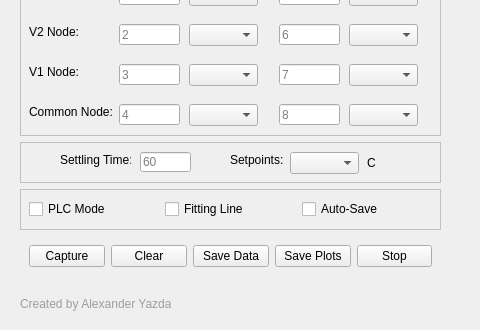
First picture: the form in TCR_Calibration_GUI_backend.ui, repository Alexyazdani/GUI_Testing, before the edit; both pictures show x 0 to 480 and y 306 to 636 of the 1104 by 636 pixel window.
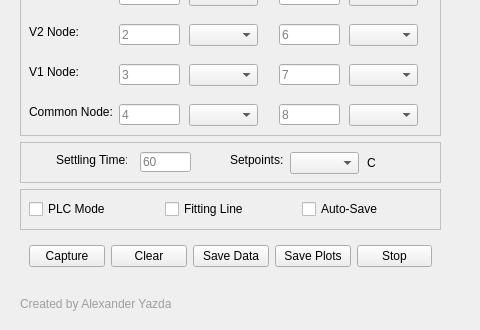
Second picture: the form after the edit.

What changed in the file:
```diff
--- a/TCR_Calibration_GUI_backend.ui
+++ b/TCR_Calibration_GUI_backend.ui
@@ -752,7 +752,7 @@
         <widget class="QLabel" name="label_19">
          <property name="geometry">
           <rect>
-           <x>40</x>
+           <x>36</x>
            <y>10</y>
            <width>71</width>
            <height>16</height>
```
